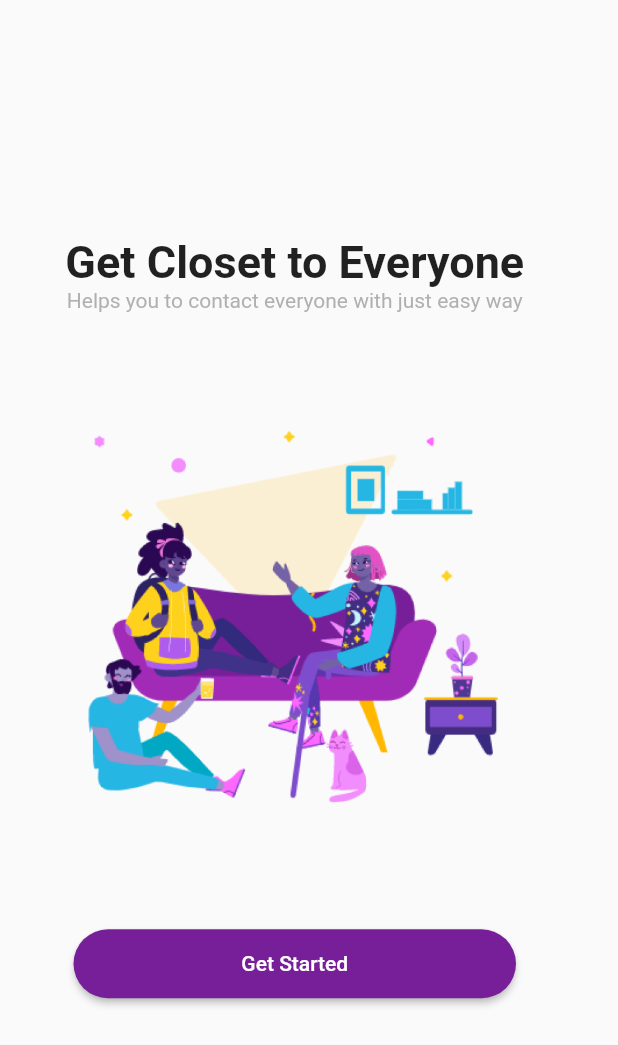
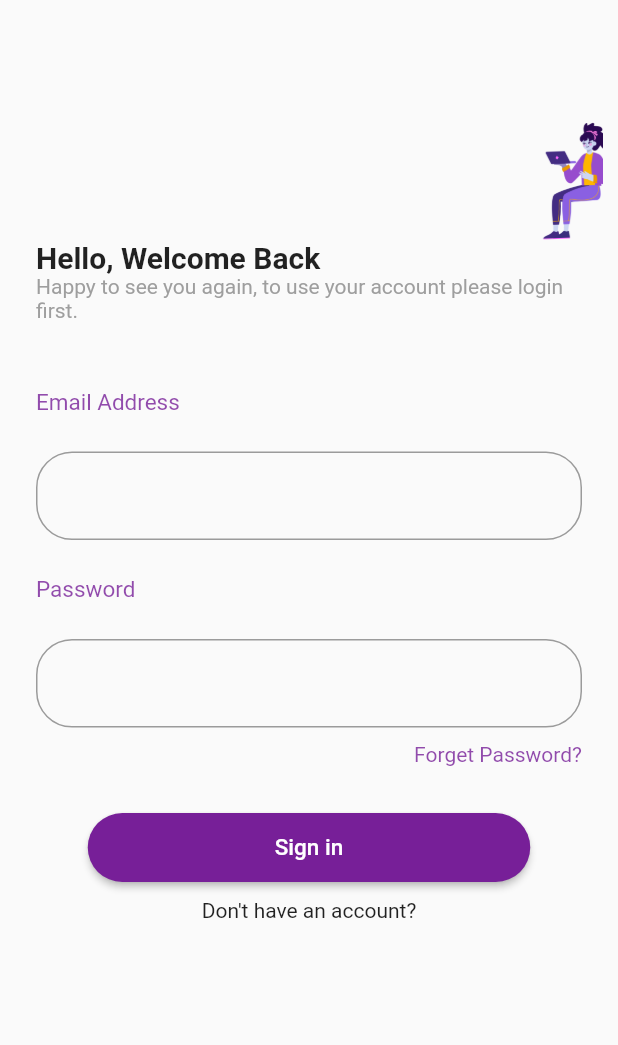
Before and after one commit to radwaadel17/Chat_APP, a Flutter app: the screen it shows after launch, after a tap on "Get Started", on a phone screen of 412 x 824 dp. Shown: the top 1045 px of the screen. Run offline on Flutter 3.47's test engine with Material 2 defaults, Android fonts, the phone set to English and light mode, and no system bars; our stand-ins replace flutter_screenutil.

Commit message:
Sign in Page UI

```diff
--- a/app/lib/views/Intro view.dart
+++ b/app/lib/views/Intro view.dart
@@ -1,5 +1,5 @@
+import 'package:app/views/sign%20in%20view.dart';
 import 'package:flutter/material.dart';
-import 'package:flutter_screenutil/flutter_screenutil.dart';
 class Inro extends StatelessWidget {
   const Inro({super.key});
 
@@ -20,7 +20,7 @@ class Inro extends StatelessWidget {
         ),
       ),
        Padding(
-        padding: EdgeInsets.symmetric(horizontal: 24),
+        padding: const EdgeInsets.symmetric(horizontal: 24),
         child: Text('Helps you to contact everyone with just easy way',
         textAlign: TextAlign.left,
          style: TextStyle(
@@ -43,14 +43,18 @@ class Inro extends StatelessWidget {
         ),
       ),
      const SizedBox(height: 50,),
-      ElevatedButton(onPressed: (){} ,
-       child: Text(
-        'Get Started'
-       ),
+      ElevatedButton(onPressed: (){
+        Navigator.push(context, MaterialPageRoute(builder: (context){
+             return  SignIn();
+        }));
+      } ,
        style: ElevatedButton.styleFrom(
         backgroundColor: Color(0xff771F98),
-        fixedSize: Size(295, 46),
+        fixedSize: const Size(295, 46),
         shape: RoundedRectangleBorder(borderRadius: BorderRadius.circular(24)),
+       ),
+       child: const Text(
+        'Get Started'
        ),
        )
     ],
--- /dev/null
+++ b/app/lib/views/sign in view.dart
@@ -0,0 +1,131 @@
+import 'package:flutter/material.dart';
+
+class SignIn extends StatelessWidget {
+  const SignIn({super.key});
+
+  @override
+  Widget build(BuildContext context) {
+    return Scaffold(
+      resizeToAvoidBottomInset: true,
+      body: ListView(
+          children: [
+             SizedBox(height: 80),
+            const Align(
+              alignment: Alignment.topRight,
+              child: Padding(
+                padding: EdgeInsets.symmetric(horizontal: 10),
+                child: SizedBox(
+                    height: 80,
+                    child: Image(
+                        image:
+                            AssetImage('assets/images/Dayflow Sitting.png'))),
+              ),
+            ),
+            const Padding(
+              padding: EdgeInsets.symmetric(horizontal: 24),
+              child: Text(
+                'Hello, Welcome Back',
+                textAlign: TextAlign.left,
+                style: TextStyle(fontSize: 20, fontWeight: FontWeight.bold),
+              ),
+            ),
+            const Padding(
+              padding: EdgeInsets.symmetric(horizontal: 24),
+              child: Text(
+                'Happy to see you again, to use your account please login first.',
+                textAlign: TextAlign.left,
+                style: TextStyle(fontSize: 14, color: Colors.grey),
+              ),
+            ),
+            const SizedBox(
+              height: 20,
+            ),
+            Padding(
+              padding: EdgeInsets.all(24),
+              child: Text(
+                'Email Address',
+                style: TextStyle(
+                  fontSize: 15,
+                  color: Color(0xff771F98).withOpacity(0.8),
+                ),
+              ),
+            ),
+            //  SizedBox(height: 0.5,),
+            Padding(
+              padding: EdgeInsets.symmetric(horizontal: 24),
+              child: TextField(
+                decoration: InputDecoration(
+                  border: OutlineInputBorder(
+                      borderRadius: BorderRadius.circular(24)),
+                ),
+              ),
+            ),
+            Padding(
+              padding: EdgeInsets.all(24),
+              child: Text(
+                'Password',
+                style: TextStyle(
+                  fontSize: 15,
+                  color: Color(0xff771F98).withOpacity(0.8),
+                ),
+              ),
+            ),
+            //  SizedBox(height: 0.5,),
+            Padding(
+              padding: EdgeInsets.symmetric(horizontal: 24),
+              child: TextField(
+                decoration: InputDecoration(
+                  border: OutlineInputBorder(
+                      borderRadius: BorderRadius.circular(24)),
+                ),
+              ),
+            ),
+            Align(
+              alignment: Alignment.topRight,
+              child: Padding(
+                padding:
+                    const EdgeInsets.symmetric(horizontal: 24, vertical: 10),
+                child: Text(
+                  'Forget Password?',
+                  style: TextStyle(
+                    color: Color(0xff771F98).withOpacity(0.8),
+                  ),
+                ),
+              ),
+            ),
+            SizedBox(height: 20,),
+            Center(
+              child: Padding(
+                padding: const EdgeInsets.symmetric(horizontal: 24),
+                child: ElevatedButton(
+                  onPressed: () {}
+                 ,child: Text('Sign in' ,
+                 style: TextStyle(
+                  fontSize: 15 ,
+                 ),) ,
+                 style: ElevatedButton.styleFrom(
+                  backgroundColor: Color(0xff771F98),
+                  fixedSize: Size(295, 46),
+                  shape: RoundedRectangleBorder(borderRadius: BorderRadius.circular(24)),
+                 ),
+                 ),
+              ),
+            ),
+            const Align(
+              alignment: Alignment.center,
+              child: Padding(
+                padding: EdgeInsets.symmetric(horizontal: 24, vertical: 10),
+                child: Text(
+                  "Don't have an account?",
+                  style: TextStyle(
+                      //  color: Color(0xff771F98).withOpacity(0.8),
+                      ),
+                ),
+              ),
+            ),
+
+            // SizedBox(height: 50,),
+          ]),
+    );
+  }
+}
```
Also changed, not shown: app/assets/images/Dayflow Sitting.png (added).
